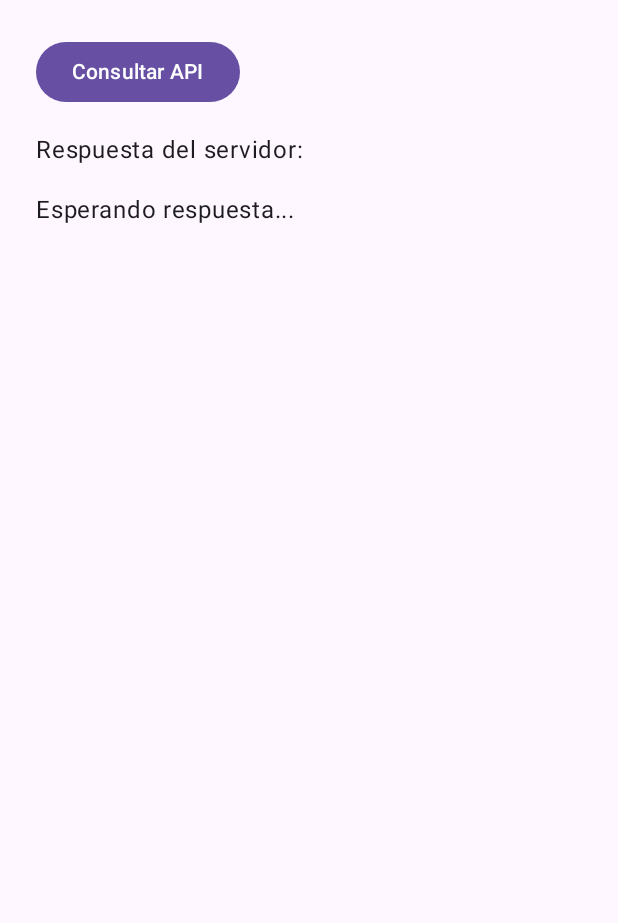
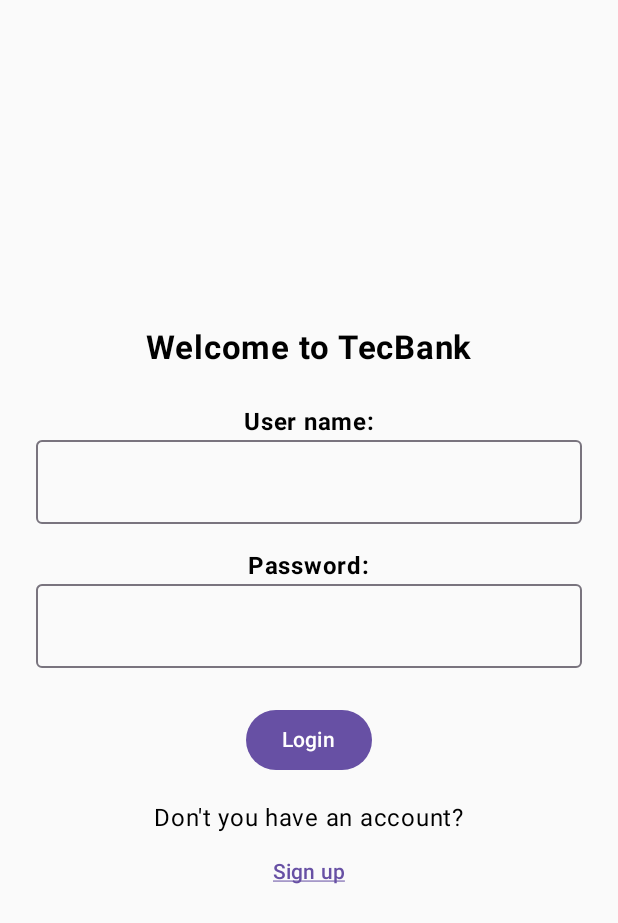
Before and after one commit to fredeos/CE3101-TECBank-Prototipo, an Android app built with Jetpack Compose: the screen it shows after launch (MainActivity), on a phone screen of 412 x 824 dp. Shown: the top 923 px of the screen. Run offline under Robolectric (Android 15) with nearby library versions, the phone set to English and light mode, and no system bars.

Commit message:
Actualización de la app movil

```diff
--- a/app/build.gradle.kts
+++ b/app/build.gradle.kts
@@ -5,7 +5,8 @@ plugins {
 
 android {
     namespace = "com.example.tecbankapp"
-    compileSdk = 33
+    compileSdk = 34
+
 
     defaultConfig {
         applicationId = "com.example.tecbankapp"
@@ -51,11 +52,14 @@ dependencies {
     implementation("androidx.core:core-ktx:1.9.0")
     implementation("androidx.lifecycle:lifecycle-runtime-ktx:2.6.2")
     implementation("androidx.activity:activity-compose:1.7.0")
+    implementation("androidx.navigation:navigation-compose:2.7.7")
     implementation(platform("androidx.compose:compose-bom:2023.03.00"))
     implementation("androidx.compose.ui:ui")
     implementation("androidx.compose.ui:ui-graphics")
     implementation("androidx.compose.ui:ui-tooling-preview")
     implementation("androidx.compose.material3:material3")
+    implementation ("com.squareup.retrofit2:retrofit:2.9.0")
+    implementation ("com.squareup.retrofit2:converter-gson:2.9.0")
     testImplementation("junit:junit:4.13.2")
     androidTestImplementation("androidx.test.ext:junit:1.1.5")
     androidTestImplementation("androidx.test.espresso:espresso-core:3.5.1")
--- a/app/src/main/AndroidManifest.xml
+++ b/app/src/main/AndroidManifest.xml
@@ -13,6 +13,7 @@
         android:roundIcon="@mipmap/ic_launcher_round"
         android:supportsRtl="true"
         android:theme="@style/Theme.TecBankApp"
+        android:usesCleartextTraffic="true"
         android:networkSecurityConfig="@xml/network_security_config"
         tools:targetApi="31">
 
--- /dev/null
+++ b/app/src/main/java/com/example/tecbankapp/LoginScreen.kt
@@ -0,0 +1,96 @@
+@file:OptIn(ExperimentalMaterial3Api::class)
+package com.example.tecbankapp
+import com.example.tecbankapp.ui.theme.Screen
+import com.example.tecbankapp.network.RetrofitInstance
+import kotlinx.coroutines.CoroutineScope
+import kotlinx.coroutines.Dispatchers
+import kotlinx.coroutines.launch
+import kotlinx.coroutines.withContext
+import android.util.Log
+import androidx.compose.foundation.layout.*
+import androidx.compose.material3.*
+import androidx.compose.runtime.*
+import androidx.compose.ui.Alignment
+import androidx.compose.ui.Modifier
+import androidx.compose.ui.unit.dp
+import androidx.compose.ui.text.style.TextDecoration
+import androidx.compose.ui.text.font.FontWeight
+import androidx.compose.ui.unit.sp
+import androidx.compose.ui.text.input.PasswordVisualTransformation
+import androidx.compose.ui.text.style.TextAlign
+import androidx.navigation.NavHostController
+import androidx.lifecycle.viewmodel.compose.viewModel
+
+@Composable
+fun LoginScreen(
+    navController: NavHostController,
+    onLoginSuccess: () -> Unit,
+    onGoToRegister: () -> Unit
+) {
+    var username by remember { mutableStateOf("") }
+    var password by remember { mutableStateOf("") }
+
+    Column(
+        modifier = Modifier
+            .fillMaxSize()
+            .padding(24.dp),
+        horizontalAlignment = Alignment.CenterHorizontally,
+        verticalArrangement = Arrangement.Center
+    ) {
+        Text("Welcome to TecBank", fontSize = 22.sp, fontWeight = FontWeight.Bold)
+
+        Spacer(modifier = Modifier.height(24.dp))
+
+        Text("User name:", fontWeight = FontWeight.Bold)
+        OutlinedTextField(
+            value = username,
+            onValueChange = { username = it },
+            modifier = Modifier.fillMaxWidth()
+        )
+
+        Spacer(modifier = Modifier.height(16.dp))
+
+        Text("Password:", fontWeight = FontWeight.Bold)
+        OutlinedTextField(
+            value = password,
+            onValueChange = { password = it },
+            modifier = Modifier.fillMaxWidth(),
+            visualTransformation = PasswordVisualTransformation()
+        )
+
+        Spacer(modifier = Modifier.height(24.dp))
+
+        Button(onClick = {
+            CoroutineScope(Dispatchers.IO).launch {
+                try {
+                    val response = RetrofitInstance.api.obtenerClientePorUsuario(username, password)
+                    if (response.isSuccessful) {
+                        val cliente = response.body()
+                        if (cliente != null) {
+                            withContext(Dispatchers.Main) {
+                                navController.navigate("api") {
+                                    popUpTo(Screen.Login.route) { inclusive = true }
+                                }
+                            }
+                        } else {
+                            Log.e("LOGIN", "Usuario o contraseña incorrectos")
+                        }
+                    }
+                } catch (e: Exception) {
+                    Log.e("LOGIN", "Error: ${e.message}")
+                }
+            }
+        }) {
+            Text("Login")
+        }
+
+
+        Spacer(modifier = Modifier.height(16.dp))
+
+        Text("Don't you have an account?")
+
+        TextButton(onClick = onGoToRegister) {
+            Text("Sign up", textDecoration = TextDecoration.Underline)
+        }
+    }
+}
--- a/app/src/main/java/com/example/tecbankapp/MainActivity.kt
+++ b/app/src/main/java/com/example/tecbankapp/MainActivity.kt
@@ -1,84 +1,94 @@
+@file:OptIn(ExperimentalMaterial3Api::class)
+
 package com.example.tecbankapp
 
+import com.example.tecbankapp.RegisterScreen
+import com.example.tecbankapp.ApiTestScreen
 import android.os.Bundle
-import android.util.Log
 import androidx.activity.ComponentActivity
 import androidx.activity.compose.setContent
+import androidx.compose.material3.*
+import androidx.compose.runtime.Composable
+import androidx.navigation.compose.NavHost
+import androidx.navigation.compose.composable
+import androidx.navigation.compose.rememberNavController
+import com.example.tecbankapp.ui.theme.Screen
+import androidx.navigation.NavHostController
 import androidx.compose.foundation.layout.*
 import androidx.compose.material3.*
 import androidx.compose.runtime.*
 import androidx.compose.ui.Modifier
+import androidx.compose.ui.Alignment
 import androidx.compose.ui.unit.dp
-import kotlinx.coroutines.CoroutineScope
-import kotlinx.coroutines.Dispatchers
-import kotlinx.coroutines.launch
-import java.io.BufferedReader
-import java.io.InputStreamReader
-import java.net.HttpURLConnection
-import java.net.URL
+import androidx.compose.ui.text.font.FontWeight
+import com.example.tecbankapp.models.User
+
 
 class MainActivity : ComponentActivity() {
     override fun onCreate(savedInstanceState: Bundle?) {
         super.onCreate(savedInstanceState)
         setContent {
-            TecBankAppTheme {
-                Surface(modifier = Modifier.fillMaxSize(), color = MaterialTheme.colorScheme.background) {
-                    ApiTestScreen()
+            MyApp()
+        }
+    }
+}
+
+
+
+@Composable
+fun MyApp() {
+    val navController = rememberNavController()
+
+    MaterialTheme {
+        NavHost(navController = navController, startDestination = Screen.Login.route) {
+            composable(Screen.Login.route) {
+                LoginScreen(
+                    navController = navController,
+                    onLoginSuccess = {
+                        navController.navigate(Screen.Api.route)
+                    },
+                    onGoToRegister = {
+                        navController.navigate(Screen.Register.route)
+                    }
+                )
+            }
+            composable(Screen.Api.route) {
+                //ApiTestScreen(navController = navController)
+
+                // Simulamos un usuario por ahora (esto normalmente vendría del login)
+                val user = remember {
+                    User(
+                        username = "Jessica",
+                        address = "Cartago",
+                        phone = "82828282"
+                    )
                 }
+                HomeScreen(navController = navController, user = user)
+            }
+
+// Agregamos rutas en blanco
+            composable("cuentas") { BlankScreen("Cuentas") }
+            composable("tarjetas") { BlankScreen("Tarjetas") }
+            composable("prestamos") { BlankScreen("Préstamos") }
+
+            composable(Screen.Register.route) {
+                RegisterScreen(
+                    navController = navController,
+                    onRegisterSuccess = {
+                        navController.navigate(Screen.Login.route)
+                    }
+                )
             }
         }
     }
 }
 
 @Composable
-fun ApiTestScreen() {
-    var response by remember { mutableStateOf("Esperando respuesta...") }
-
-    Column(
-        modifier = Modifier
-            .fillMaxSize()
-            .padding(24.dp),
-        verticalArrangement = Arrangement.spacedBy(16.dp)
+fun BlankScreen(title: String) {
+    Box(
+        modifier = Modifier.fillMaxSize(),
+        contentAlignment = Alignment.Center
     ) {
-        Button(onClick = {
-            CoroutineScope(Dispatchers.IO).launch {
-                try {
-                    val url = URL("http://10.0.2.2:5041/api/clientes") // Cambia a tu IP si usás celular real
-                    val connection = url.openConnection() as HttpURLConnection
-                    connection.requestMethod = "GET"
-                    connection.connectTimeout = 5000
-                    connection.readTimeout = 5000
-
-                    val code = connection.responseCode
-                    if (code == HttpURLConnection.HTTP_OK) {
-                        val input = BufferedReader(InputStreamReader(connection.inputStream))
-                        val result = input.readText()
-                        input.close()
-
-                        response = result
-                    } else {
-                        response = "Error HTTP: $code"
-                    }
-
-                    connection.disconnect()
-                } catch (e: Exception) {
-                    response = "Error: ${e.message}"
-                    Log.e("HTTP", "Exception", e)
-                }
-            }
-        }) {
-            Text("Consultar API")
-        }
-
-        Text("Respuesta del servidor:")
-        Text(response)
+        Text("Pantalla de $title (próximamente)", style = MaterialTheme.typography.titleMedium)
     }
 }
-
-@Composable
-fun TecBankAppTheme(content: @Composable () -> Unit) {
-    MaterialTheme(
-        colorScheme = lightColorScheme(), // tema claro
-        content = content
-    )
-}
--- /dev/null
+++ b/app/src/main/java/com/example/tecbankapp/ui/theme/Screen.kt
@@ -0,0 +1,9 @@
+package com.example.tecbankapp.ui.theme
+
+// Navigation.kt o Screen.kt
+
+sealed class Screen(val route: String) {
+    object Login : Screen("login")
+    object Api : Screen("api")
+    object Register : Screen("register")
+}
```
Also changed, not shown: app/src/main/java/com/example/tecbankapp/ApiTestScreen.kt (added, +61 -0 lines), app/src/main/java/com/example/tecbankapp/HomeScreen.kt (added, +96 -0 lines), app/src/main/java/com/example/tecbankapp/RegisterScreen.kt (added, +141 -0 lines), app/src/main/java/com/example/tecbankapp/models/Cliente.kt (added, +14 -0 lines), app/src/main/java/com/example/tecbankapp/models/User.kt (added, +8 -0 lines), app/src/main/java/com/example/tecbankapp/network/ApiService.kt (added, +17 -0 lines), app/src/main/java/com/example/tecbankapp/network/RetrofitInstance.kt (added, +16 -0 lines).
